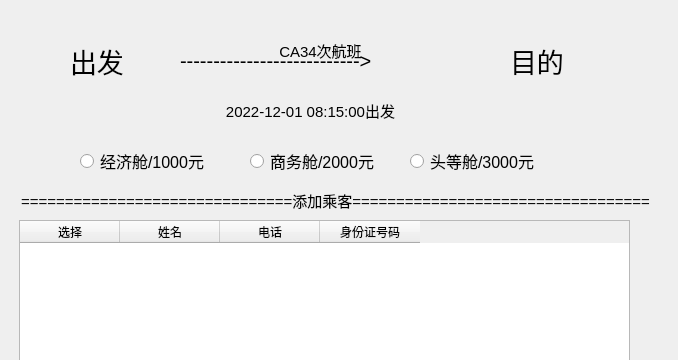
Before: the Qt Designer form bookdialog.ui in jerryzhu1229/AirTicketBookingSystem, drawn with Qt 5; both pictures show x 0 to 678 and y 0 to 360 of the 678 by 582 pixel window.
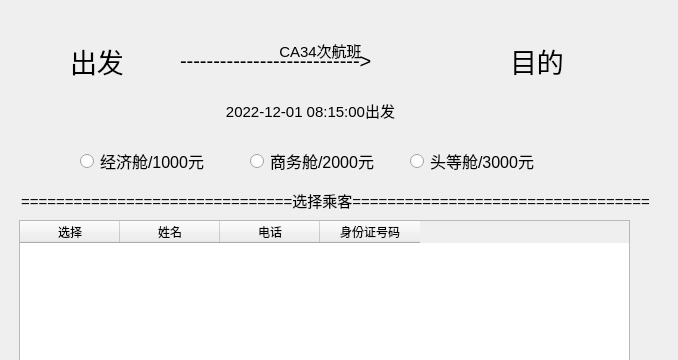
After: the same form once the commit is applied.

Patch:
```diff
--- a/bookdialog.ui
+++ b/bookdialog.ui
@@ -178,7 +178,7 @@
     </font>
    </property>
    <property name="text">
-    <string>===============================添加乘客==================================</string>
+    <string>===============================选择乘客==================================</string>
    </property>
    <property name="alignment">
     <set>Qt::AlignCenter</set>
```
